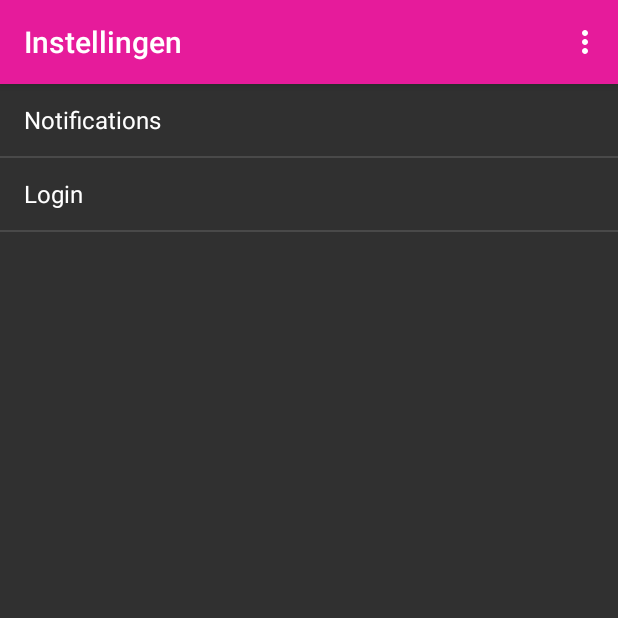
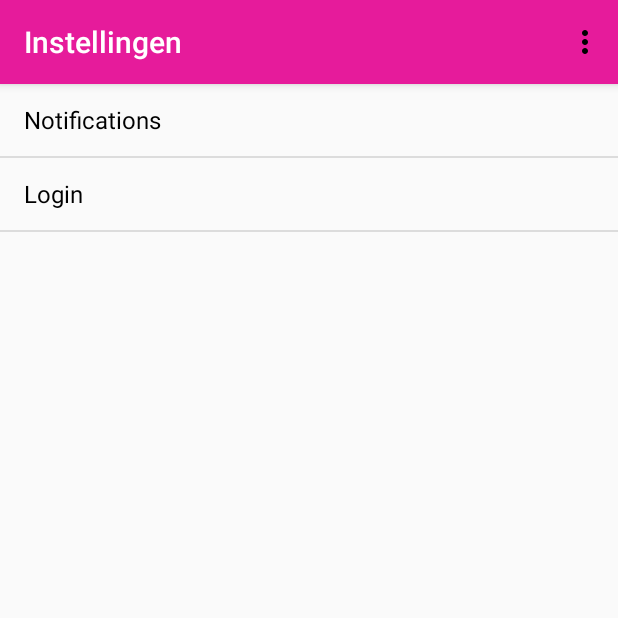
Before and after one commit to srnapls/ThaliAppMap, an Android app: the Settings screen opened directly, with no data from a screen before it, on a phone screen of 412 x 824 dp, the top half of it. Run offline under Robolectric (Android 15) with nearby library versions, the phone set to English and light mode, and no system bars.

Commit message:
Body is light themed

```diff
--- a/app/src/main/res/values-v21/styles.xml
+++ b/app/src/main/res/values-v21/styles.xml
@@ -1,26 +1,30 @@
 <?xml version="1.0" encoding="utf-8"?>
 <resources>
     <!-- inherit from the material theme -->
-    <style name="AppTheme" parent="Base.V21.Theme.AppCompat">
-        <!-- Main theme colors -->
-        <!--   your app branding color for the app bar -->
-        <item name="android:textColorPrimary">#FFFFFF</item>
-        <item name="colorPrimary">#FF2BFF</item>
-        <!--   darker variant for the status bar and contextual app bars -->
+    <style name="AppTheme" parent="Base.V21.Theme.AppCompat.Light">
+        <item name="android:textColorPrimary">#000000</item>
+        <item name="colorPrimary">#ED1B9B</item>
         <item name="android:colorPrimaryDark">#D01177</item>
-        <!--   theme UI controls like checkboxes and text fields -->
         <item name="colorAccent">#FF99FF</item>
+
         <item name="actionBarStyle">@style/MyActionBar</item>
     </style>
     <!-- ActionBar styles -->
     <style name="MyActionBar" parent="Widget.AppCompat.ActionBar">
         <item name="android:colorBackground">#ED1B9B</item>
+        <item name="android:textColor">#FFFFFF</item>
+
         <item name="titleTextStyle">@style/MyTitleText</item>
+
+        <item name="android:actionOverflowButtonStyle">@style/MyOverflowButton</item>
     </style>
 
     <style name="MyTitleText" parent="Base.TextAppearance.AppCompat.Title">
         <item name="android:textColor">#FFFFFF</item>
     </style>
 
+    <style name="MyOverflowButton" parent="Base.Widget.AppCompat.ActionButton.Overflow">
+        <item name="android:icon">@drawable/overflowbutton</item>
+    </style>
 
 </resources>
```
